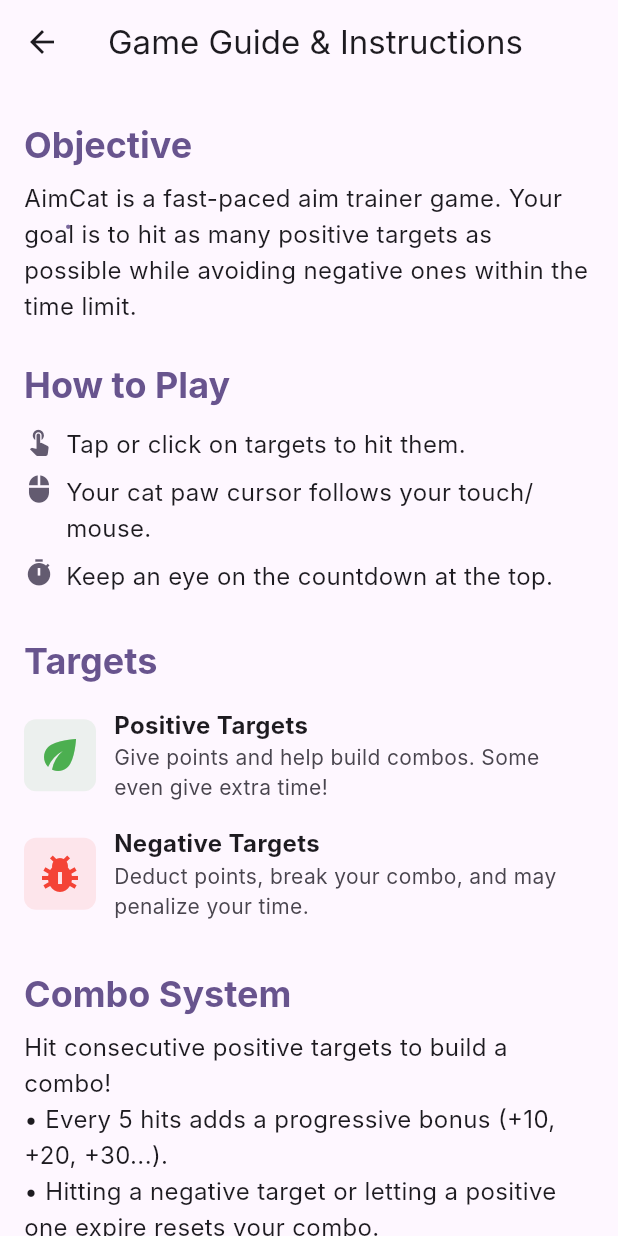
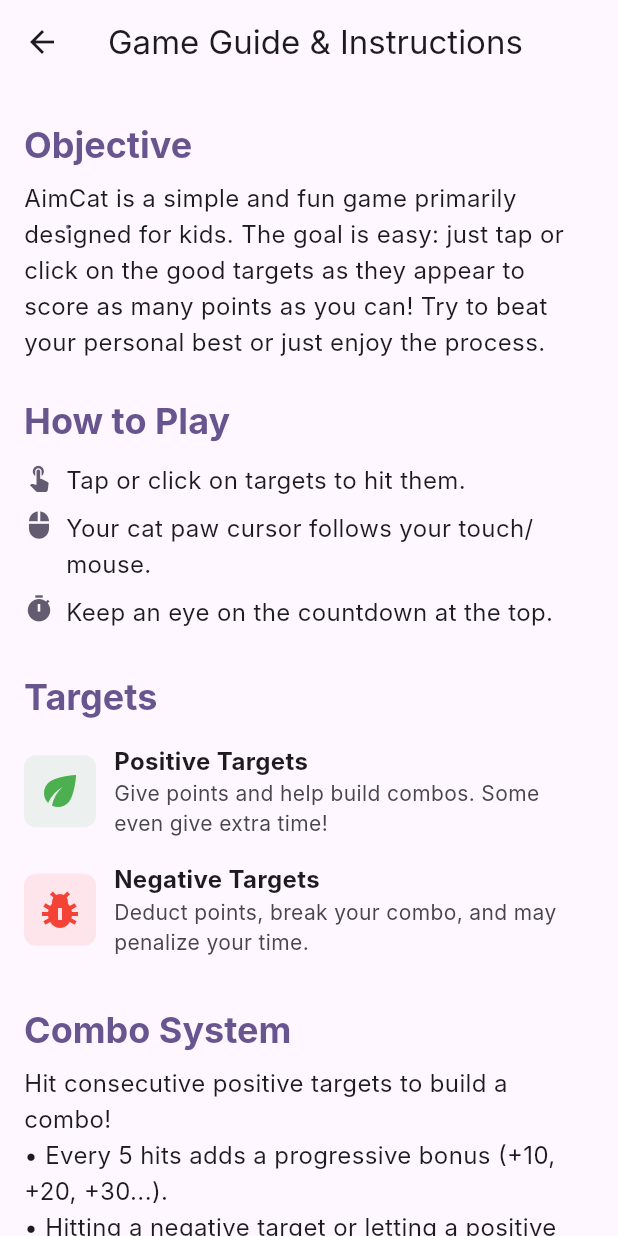
Before and after one commit to martynfigueiredo/aimcat, a Flutter app: the screen it shows after launch, in the side drawer, after a tap on "Guide", on a phone screen of 412 x 824 dp. Run offline on Flutter 3.47's test engine with Material 3 defaults, Android fonts, the light colour scheme and no system bars; our stand-ins replace share_plus, shared_preferences; missing offline and left inert: flame; Roboto replaces fonts that are missing (Inter).

Commit message:
feat: Add About and Help screens, implement web app manifest, and update project metadata.

```diff
--- a/lib/about_screen.dart
+++ b/lib/about_screen.dart
@@ -51,7 +51,7 @@
                 index: 3,
                 child: _AboutSection(
                   title: 'The Mission',
-                  content: 'AimCat is designed to be the most satisfying and feline-friendly aim trainer in the galaxy. Precision, speed, and fluffiness combined.',
+                  content: 'AimCat was created as a loving homage to my children, designed to be a safe, simple, and fun experience for kids. It\'s a simple game where you tap good targets to score high and test your accuracy. This project also serves as a key piece of my professional portfolio.',
                 ),
               ),
               SizedBox(height: 24),
--- a/lib/help_screen.dart
+++ b/lib/help_screen.dart
@@ -145,7 +145,7 @@
       crossAxisAlignment: CrossAxisAlignment.start,
       children: [
         _SectionHeader('Objective'),
-        _SectionText('AimCat is a fast-paced aim trainer game. Your goal is to hit as many positive targets as possible while avoiding negative ones within the time limit.'),
+        _SectionText('AimCat is a simple and fun game primarily designed for kids. The goal is easy: just tap or click on the good targets as they appear to score as many points as you can! Try to beat your personal best or just enjoy the process.'),
         SizedBox(height: 16),
       ],
     );
--- a/pubspec.yaml
+++ b/pubspec.yaml
@@ -1,5 +1,5 @@
 name: aimcat
-description: "A new Flutter project."
+description: "A simple, kid-friendly cat-themed aim trainer. Homage to my children and portfolio showcase."
 # The following line prevents the package from being accidentally published to
 # pub.dev using `flutter pub publish`. This is preferred for private packages.
 publish_to: 'none' # Remove this line if you wish to publish to pub.dev
```
Also changed, not shown: 3 other files.
